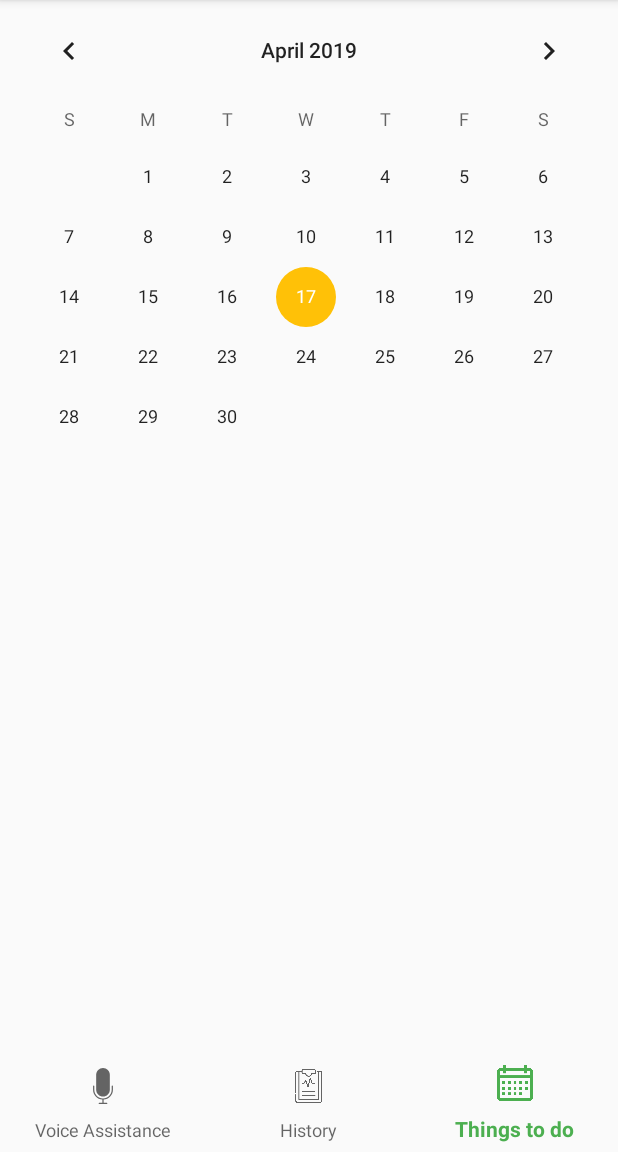
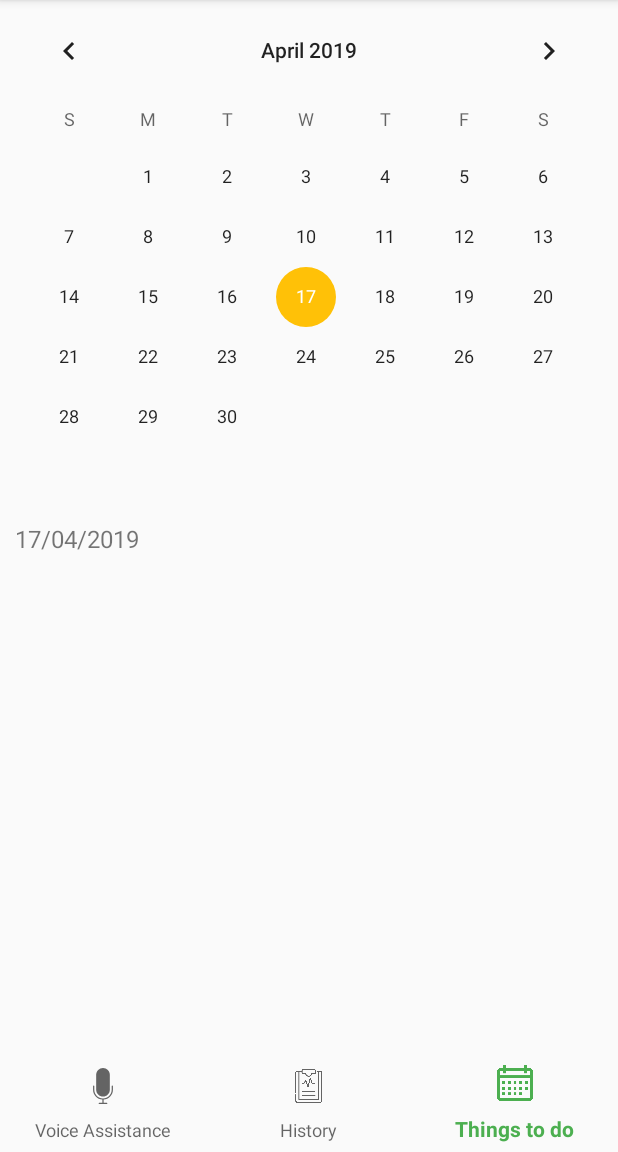
Before and after one commit to Dannyang27/VoiceAssistant, an Android app: the screen it shows after launch (MainActivity), item 3 of the bottom bar chosen, on a phone screen of 412 x 824 dp, the part 84-1236 px from its top. Run offline under Robolectric (Android 15) with nearby library versions, the phone set to English and light mode, and no system bars; our stand-ins replace Picasso; pictures from the network do not load; 1 statement that could not run was skipped.

Commit message:
TimeUtils::getTodayDate()

```diff
--- a/app/src/main/java/com/example/voiceassistant/MainActivityFragment/CalendarFragment.kt
+++ b/app/src/main/java/com/example/voiceassistant/MainActivityFragment/CalendarFragment.kt
@@ -6,8 +6,10 @@ import android.view.LayoutInflater
 import android.view.View
 import android.view.ViewGroup
 import android.widget.CalendarView
+import android.widget.TextView
 import android.widget.Toast
 import com.example.voiceassistant.R
+import com.example.voiceassistant.Util.TimeUtils
 
 class CalendarFragment : Fragment(){
 
@@ -19,11 +21,11 @@ class CalendarFragment : Fragment(){
         val view = inflater.inflate(R.layout.calendar_fragment , container, false)
 
         val calendar = view.findViewById<CalendarView>(R.id.calendar)
+        val todolistTitle = view.findViewById<TextView>(R.id.todolist_date)
+        todolistTitle.text = TimeUtils.getTodayDate()
 
         calendar.setOnDateChangeListener{view, year, month, dayOfMonth ->
-            val msg = "Selected date is " + dayOfMonth + "/" + (month + 1) + "/" + year
-            Toast.makeText(activity, msg, Toast.LENGTH_SHORT).show()
-
+            todolistTitle.text = "$dayOfMonth/${month + 1}/$year"
         }
 
         return view
--- a/app/src/main/java/com/example/voiceassistant/Util/TimeUtils.kt
+++ b/app/src/main/java/com/example/voiceassistant/Util/TimeUtils.kt
@@ -10,4 +10,10 @@ object TimeUtils {
         val formatter = DateTimeFormatter.ofPattern("yyyy-MM-dd HH:mm:ss")
         return current.format(formatter)
     }
+
+    fun getTodayDate(): String{
+        val current = LocalDateTime.now()
+        val formatter = DateTimeFormatter.ofPattern("dd/MM/yyyy")
+        return current.format(formatter)
+    }
 }
--- a/app/src/main/res/layout/calendar_fragment.xml
+++ b/app/src/main/res/layout/calendar_fragment.xml
@@ -12,4 +12,22 @@
             tools:layout_editor_absoluteY="102dp"
             tools:layout_editor_absoluteX="30dp"
             android:layout_alignParentStart="true"/>
+    <LinearLayout
+            android:orientation="vertical"
+            android:layout_width="match_parent"
+            android:layout_height="match_parent"
+            android:layout_below="@id/calendar"
+            android:layout_margin="10dp">
+        <TextView
+                android:text="@string/date"
+                android:layout_width="match_parent"
+                android:layout_height="wrap_content"
+                android:id="@+id/todolist_date"
+                android:textSize="16sp"/>
+        <android.support.v7.widget.RecyclerView
+                android:id="@+id/todo_list"
+                android:layout_width="match_parent"
+                android:layout_height="match_parent"/>
+    </LinearLayout>
+
 </RelativeLayout>
```
